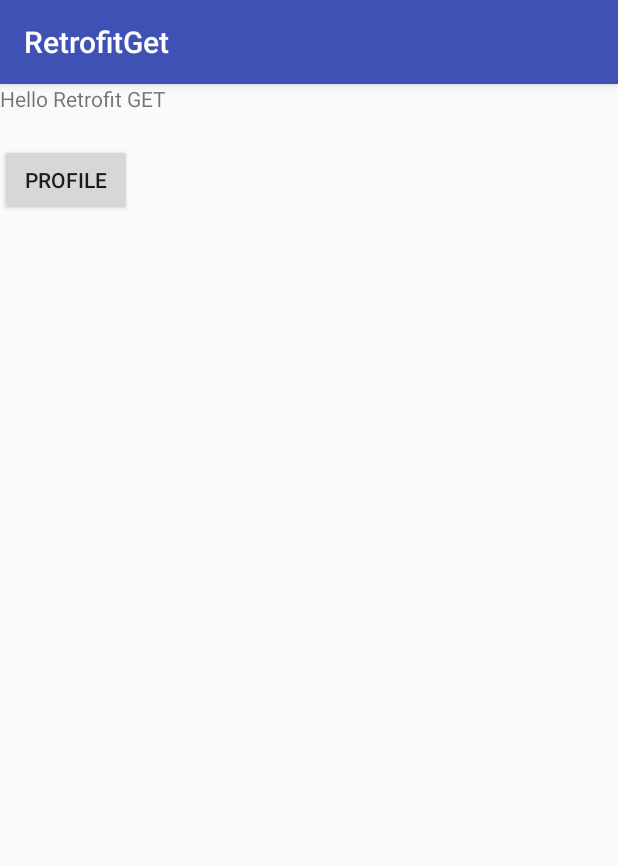
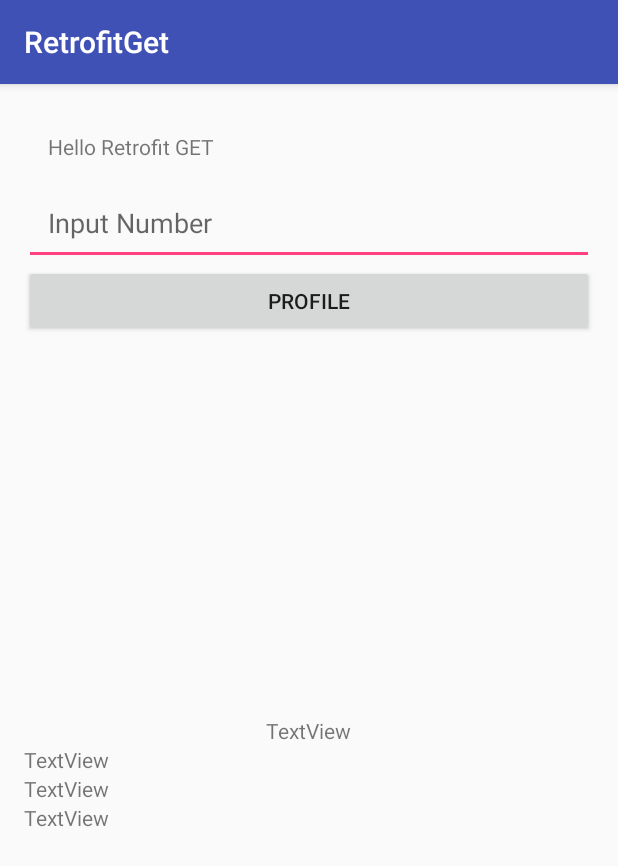
Before and after one commit to areffrezma/Retrofit-GET, an Android app: the screen it shows after launch (MainActivity), on a phone screen of 412 x 824 dp. Shown: the top 866 px of the screen. Run offline under Robolectric (Android 15) with nearby library versions, the phone set to English and light mode, and no system bars.

Commit message:
activity_main done 1st

```diff
--- a/app/src/main/AndroidManifest.xml
+++ b/app/src/main/AndroidManifest.xml
@@ -1,6 +1,8 @@
 <?xml version="1.0" encoding="utf-8"?>
 <manifest xmlns:android="http://schemas.android.com/apk/res/android"
     package="id.co.sardjito.retrofitget">
+
+    <uses-permission android:name="android.permission.INTERNET"/>
 
     <application
         android:allowBackup="true"
--- a/app/src/main/java/id/co/sardjito/retrofitget/MainActivity.java
+++ b/app/src/main/java/id/co/sardjito/retrofitget/MainActivity.java
@@ -1,13 +1,88 @@
 package id.co.sardjito.retrofitget;
 
+import android.app.ProgressDialog;
 import android.support.v7.app.AppCompatActivity;
 import android.os.Bundle;
+import android.view.View;
+import android.widget.Button;
+import android.widget.EditText;
+import android.widget.TextView;
+import android.widget.Toast;
+
+import id.co.sardjito.retrofitget.apis.ApiClient;
+import id.co.sardjito.retrofitget.apis.ApiService;
+import id.co.sardjito.retrofitget.models.Profile;
+import retrofit2.Call;
+import retrofit2.Callback;
+import retrofit2.Response;
+
+/**
+ * Created by Rezma on 25/07/2018.
+ * Insti Sardjito
+ * instisardjito@gmail.com
+ */
 
 public class MainActivity extends AppCompatActivity {
+
+    //variabel instance
+    private Button getData;
+    private TextView id;
+    private TextView name;
+    private TextView job;
+    private TextView age;
+    private EditText number;
+    private String numID;
+    private ProgressDialog progressDialog;
 
     @Override
     protected void onCreate(Bundle savedInstanceState) {
         super.onCreate(savedInstanceState);
         setContentView(R.layout.activity_main);
+
+        //variable local
+        getData = (Button) findViewById(R.id.getprofile);
+        number = (EditText) findViewById(R.id.edNumber);
+        id = (TextView) findViewById(R.id.idprofile);
+        name = (TextView) findViewById(R.id.nameprofile);
+        job = (TextView) findViewById(R.id.jobprofile);
+        age = (TextView) findViewById(R.id.ageprofile);
+
+        String numID = number.getText().toString();
+
+        getData.setOnClickListener(new View.OnClickListener() {
+            @Override
+            public void onClick(View v) {
+                progressDialog = new ProgressDialog(MainActivity.this);
+                progressDialog.setTitle("Get Retrofit Profile");
+                progressDialog.setMessage("Please Wait..");
+                progressDialog.show();
+
+                getProfile();
+            }
+        });
+    }
+
+    private void getProfile() {
+        ApiService apiService = ApiClient.getClient().create(ApiService.class);
+
+        Call<Profile> call = apiService.getMyProfile(numID);
+        call.enqueue(new Callback<Profile>() {
+            @Override
+            public void onResponse(Call<Profile> call, Response<Profile> response) {
+                progressDialog.dismiss();
+                Profile p = response.body();
+
+                id.setText(p.getId());
+                name.setText(p.getName());
+                job.setText(p.getJob());
+                age.setText(p.getAge());
+            }
+
+            @Override
+            public void onFailure(Call<Profile> call, Throwable t) {
+                progressDialog.dismiss();
+                Toast.makeText(getApplicationContext(),"Failed to Load", Toast.LENGTH_LONG).show();
+            }
+        });
     }
 }
--- a/app/src/main/res/layout/activity_main.xml
+++ b/app/src/main/res/layout/activity_main.xml
@@ -4,22 +4,73 @@
     xmlns:tools="http://schemas.android.com/tools"
     android:layout_width="match_parent"
     android:layout_height="match_parent"
+    android:paddingBottom="@dimen/activity_vertical_margin"
+    android:paddingLeft="@dimen/activity_horizontal_margin"
+    android:paddingRight="@dimen/activity_horizontal_margin"
+    android:paddingTop="@dimen/activity_vertical_margin"
     tools:context=".MainActivity">
 
     <TextView
-        android:id="@+id/textView"
-        android:layout_width="wrap_content"
+        android:id="@+id/hello"
+        android:layout_width="match_parent"
         android:layout_height="wrap_content"
-        android:layout_alignParentStart="true"
         android:layout_alignParentTop="true"
+        android:padding="@dimen/activity_horizontal_margin"
         android:text="@string/hello" />
 
+    <EditText
+        android:id="@+id/edNumber"
+        android:layout_width="match_parent"
+        android:layout_height="wrap_content"
+        android:layout_alignParentTop="true"
+        android:layout_centerHorizontal="true"
+        android:layout_marginTop="48dp"
+        android:ems="10"
+        android:hint="@string/edit_text_numer"
+        android:inputType="textPersonName"
+        android:paddingBottom="@dimen/activity_vertical_margin"
+        android:paddingLeft="@dimen/activity_vertical_margin"
+        android:paddingRight="@dimen/activity_vertical_margin"
+        android:paddingTop="@dimen/activity_horizontal_margin" />
+
     <Button
-        android:id="@+id/button"
-        android:layout_width="wrap_content"
+        android:id="@+id/getprofile"
+        android:layout_width="match_parent"
         android:layout_height="wrap_content"
-        android:layout_alignParentStart="true"
-        android:layout_alignParentTop="true"
-        android:layout_marginTop="40dp"
+        android:layout_below="@+id/edNumber"
+        android:layout_centerHorizontal="true"
         android:text="@string/get_profile" />
+
+    <LinearLayout
+        android:layout_width="match_parent"
+        android:layout_height="match_parent"
+        android:layout_below="@+id/getprofile"
+        android:gravity="center"
+        android:orientation="vertical">
+
+        <TextView
+            android:id="@+id/idprofile"
+            android:layout_width="wrap_content"
+            android:layout_height="wrap_content"
+            android:text="TextView" />
+
+        <TextView
+            android:id="@+id/nameprofile"
+            android:layout_width="match_parent"
+            android:layout_height="wrap_content"
+            android:text="TextView" />
+
+        <TextView
+            android:id="@+id/jobprofile"
+            android:layout_width="match_parent"
+            android:layout_height="wrap_content"
+            android:text="TextView" />
+
+        <TextView
+            android:id="@+id/ageprofile"
+            android:layout_width="match_parent"
+            android:layout_height="wrap_content"
+            android:text="TextView" />
+    </LinearLayout>
+
 </RelativeLayout>
--- /dev/null
+++ b/app/src/main/res/values/dimens.xml
@@ -0,0 +1,5 @@
+<?xml version="1.0" encoding="utf-8"?>
+<resources>
+    <dimen name="activity_vertical_margin">16dp</dimen>
+    <dimen name="activity_horizontal_margin">16dp</dimen>
+</resources>
--- a/app/src/main/res/values/strings.xml
+++ b/app/src/main/res/values/strings.xml
@@ -2,4 +2,5 @@
     <string name="app_name">RetrofitGet</string>
     <string name="hello">Hello Retrofit GET</string>
     <string name="get_profile">Profile</string>
+    <string name="edit_text_numer">Input Number</string>
 </resources>
```
Also changed, not shown: 1 other file.
